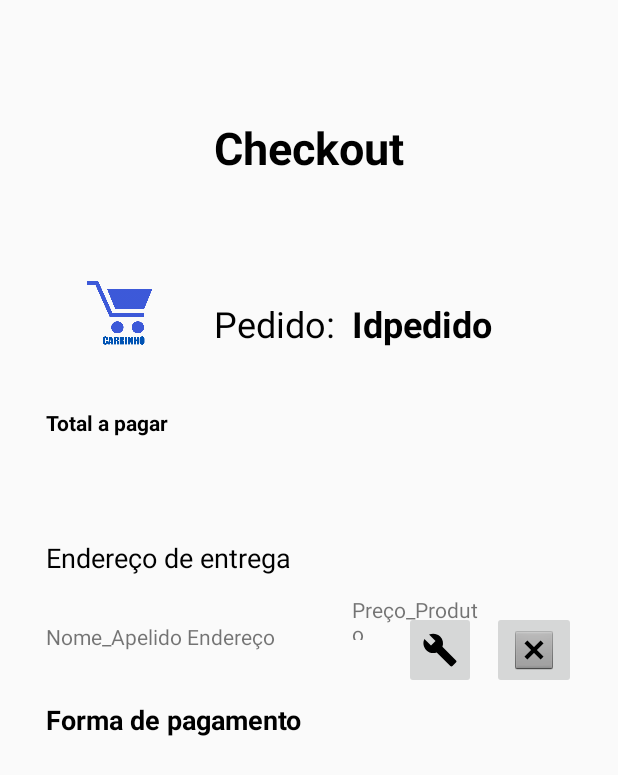
After one commit to URWay/Gandalf-App, an Android app: the Checkout screen opened directly, with no data from a screen before it, on a phone screen of 412 x 824 dp. The commit adds this screen. Shown: the top 775 px of the screen. Run offline under Robolectric (Android 15) with nearby library versions, the phone set to English and light mode, and no system bars.

Commit message:
Checkout - Quase lá

```diff
--- /dev/null
+++ b/PIQuatro/app/src/main/java/com/app/gandalf/piquatro/Checkout.java
@@ -0,0 +1,15 @@
+package com.app.gandalf.piquatro;
+
+import android.support.v7.app.AppCompatActivity;
+import android.os.Bundle;
+
+
+
+public class Checkout extends AppCompatActivity {
+
+    @Override
+    protected void onCreate(Bundle savedInstanceState) {
+        super.onCreate(savedInstanceState);
+        setContentView(R.layout.activity_checkout);
+    }
+}
--- /dev/null
+++ b/PIQuatro/app/src/main/res/layout/activity_checkout.xml
@@ -0,0 +1,159 @@
+<?xml version="1.0" encoding="utf-8"?>
+<RelativeLayout xmlns:android="http://schemas.android.com/apk/res/android"
+    xmlns:app="http://schemas.android.com/apk/res-auto"
+    xmlns:tools="http://schemas.android.com/tools"
+    android:layout_width="match_parent"
+    android:layout_height="match_parent"
+    tools:context="com.app.gandalf.piquatro.Checkout">
+
+    <TextView
+        android:id="@+id/textView17"
+        android:layout_width="wrap_content"
+        android:layout_height="wrap_content"
+        android:layout_alignParentTop="true"
+        android:layout_centerHorizontal="true"
+        android:layout_marginTop="78dp"
+        android:text="Checkout"
+        android:textAlignment="center"
+        android:textColor="@android:color/background_dark"
+        android:textSize="30sp"
+        android:textStyle="bold" />
+
+    <ImageView
+        android:id="@+id/imageView9"
+        android:layout_width="70dp"
+        android:layout_height="50dp"
+        android:layout_marginTop="63dp"
+        app:srcCompat="@drawable/carrinho"
+        android:layout_below="@+id/textView17"
+        android:layout_toStartOf="@+id/textView17"
+        android:layout_marginEnd="26dp" />
+
+    <TextView
+        android:id="@+id/textView19"
+        android:layout_width="wrap_content"
+        android:layout_height="wrap_content"
+        android:layout_alignBottom="@+id/imageView9"
+        android:layout_toEndOf="@+id/imageView9"
+        android:text="Pedido:"
+        android:textAlignment="center"
+        android:textColor="@android:color/background_dark"
+        android:textSize="24sp" />
+
+    <TextView
+        android:id="@+id/textView30"
+        android:layout_width="wrap_content"
+        android:layout_height="wrap_content"
+        android:layout_alignBottom="@+id/textView19"
+        android:layout_marginStart="11dp"
+        android:layout_toEndOf="@+id/textView19"
+        android:text="Idpedido"
+        android:textAlignment="textStart"
+        android:textColor="@android:color/background_dark"
+        android:textSize="24sp"
+        android:textStyle="bold" />
+
+
+
+
+    <ScrollView
+        android:layout_width="match_parent"
+        android:layout_height="match_parent"
+        android:layout_alignParentTop="true"
+        android:layout_alignParentStart="true">
+
+
+    </ScrollView>
+
+    <RelativeLayout
+        android:layout_width="match_parent"
+        android:layout_height="match_parent"
+        android:layout_alignParentTop="true"
+        android:layout_alignParentStart="true">
+
+        <TextView
+            android:id="@+id/textView5"
+            android:layout_width="350dp"
+            android:layout_height="300dp"
+            android:layout_below="@+id/textView3"
+            android:layout_centerHorizontal="true"
+            android:layout_marginRight="15dp"
+            android:layout_marginTop="31dp"
+            android:text="" />
+
+        <TextView
+            android:id="@+id/textView20"
+            android:layout_width="100dp"
+            android:layout_height="wrap_content"
+            android:text="Total a pagar"
+            android:textColor="@android:color/black"
+            android:textStyle="bold"
+            android:layout_alignBottom="@+id/textView5"
+            android:layout_alignStart="@+id/textView5"
+            android:layout_marginBottom="40dp" />
+
+
+        <TextView
+            android:id="@+id/textView21"
+            android:layout_width="wrap_content"
+            android:layout_height="30dp"
+            android:layout_marginTop="28dp"
+            android:text="Endereço de entrega"
+            android:textColor="@android:color/black"
+            android:textSize="18sp"
+            android:layout_below="@+id/textView5"
+            android:layout_alignStart="@+id/textView20" />
+
+
+        <TextView
+            android:id="@+id/textView18"
+            android:layout_width="wrap_content"
+            android:layout_height="wrap_content"
+            android:layout_alignStart="@+id/textView21"
+            android:layout_below="@+id/textView21"
+            android:layout_marginTop="78dp"
+            android:text="Forma de pagamento"
+            android:textColor="@android:color/background_dark"
+            android:textSize="18sp"
+            android:textStyle="bold" />
+
+        <TextView
+            android:id="@+id/textView31"
+            android:layout_width="200dp"
+            android:layout_height="30dp"
+            android:layout_alignStart="@+id/textView5"
+            android:layout_below="@+id/textView21"
+            android:layout_marginTop="25dp"
+            android:text="Nome_Apelido Endereço" />
+
+
+    </RelativeLayout>
+
+    <ImageButton
+        android:id="@+id/imageButton3"
+        android:layout_width="wrap_content"
+        android:layout_height="wrap_content"
+        android:layout_marginTop="175dp"
+        app:srcCompat="@android:drawable/btn_dialog"
+        android:layout_below="@+id/textView30"
+        android:layout_toEndOf="@+id/textView30" />
+
+    <ImageButton
+        android:id="@+id/imageButton4"
+        android:layout_width="wrap_content"
+        android:layout_height="wrap_content"
+        app:srcCompat="@drawable/ic_menu_manage"
+        android:layout_alignBottom="@+id/imageButton3"
+        android:layout_toEndOf="@+id/textView17"
+        android:layout_alignTop="@+id/imageButton3" />
+
+    <TextView
+        android:id="@+id/textView33"
+        android:layout_width="90dp"
+        android:layout_height="30dp"
+        android:layout_alignStart="@+id/textView30"
+        android:layout_centerVertical="true"
+        android:text="Preço_Produto" />
+
+
+</RelativeLayout>
--- /dev/null
+++ b/PIQuatro/app/src/main/res/layout/activity_desc_produto.xml
@@ -0,0 +1,5 @@
+<?xml version="1.0" encoding="utf-8"?>
+<RelativeLayout xmlns:android="http://schemas.android.com/apk/res/android"
+    android:layout_width="match_parent" android:layout_height="match_parent">
+
+</RelativeLayout>
```
Also changed, not shown: PIQuatro/app/src/main/AndroidManifest.xml (+16 -8 lines), PIQuatro/app/src/main/java/com/app/gandalf/piquatro/Home.java (+1 -7 lines), PIQuatro/app/src/main/java/com/app/gandalf/piquatro/StatusPedido.java (added, +33 -0 lines), PIQuatro/app/src/main/res/layout/activity_cadastro_endereco.xml (+17 -59 lines), PIQuatro/app/src/main/res/layout/activity_consulta_produto.xml (deleted, +0 -9 lines), PIQuatro/app/src/main/res/layout/activity_status_pedido.xml (added, +105 -0 lines).
